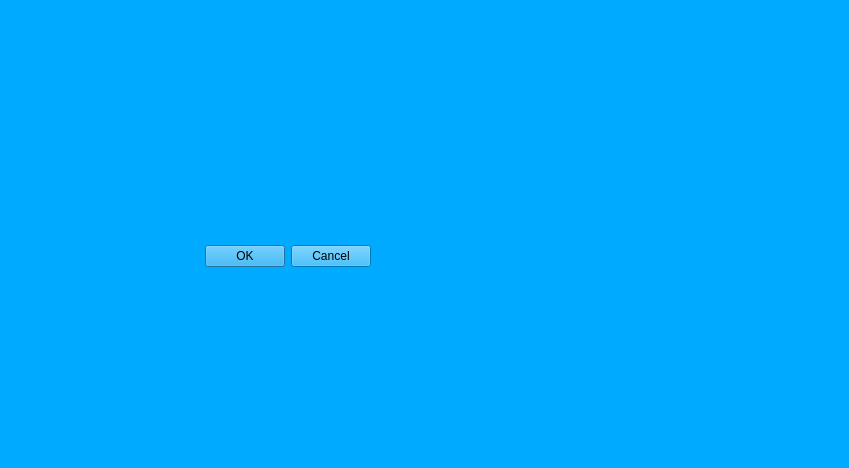
rushii1192/covid-mgmt, file frontend/dialog.ui: the form before one commit.
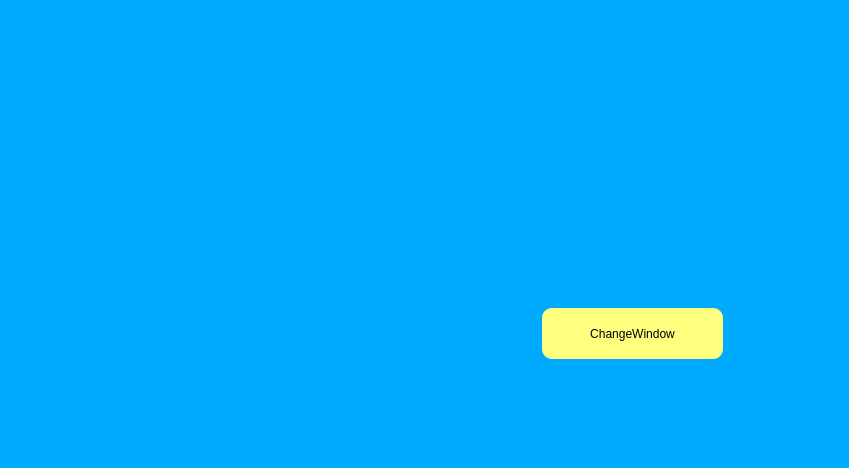
The form after the commit.

What changed in the file:
```diff
--- a/frontend/dialog.ui
+++ b/frontend/dialog.ui
@@ -16,20 +16,21 @@
   <property name="styleSheet">
    <string notr="true">background-color: rgb(0, 170, 255);</string>
   </property>
-  <widget class="QDialogButtonBox" name="buttonBox">
+  <widget class="QPushButton" name="changeWindow">
    <property name="geometry">
     <rect>
-     <x>30</x>
-     <y>240</y>
-     <width>341</width>
-     <height>32</height>
+     <x>542</x>
+     <y>308</y>
+     <width>181</width>
+     <height>51</height>
     </rect>
    </property>
-   <property name="orientation">
-    <enum>Qt::Horizontal</enum>
+   <property name="styleSheet">
+    <string notr="true">background-color: rgb(255, 255, 127);
+border-radius: 10px;</string>
    </property>
-   <property name="standardButtons">
-    <set>QDialogButtonBox::Cancel|QDialogButtonBox::Ok</set>
+   <property name="text">
+    <string>ChangeWindow</string>
    </property>
   </widget>
  </widget>
```
Left out of the diff: 35 changed lines with no effect on the pictures.
